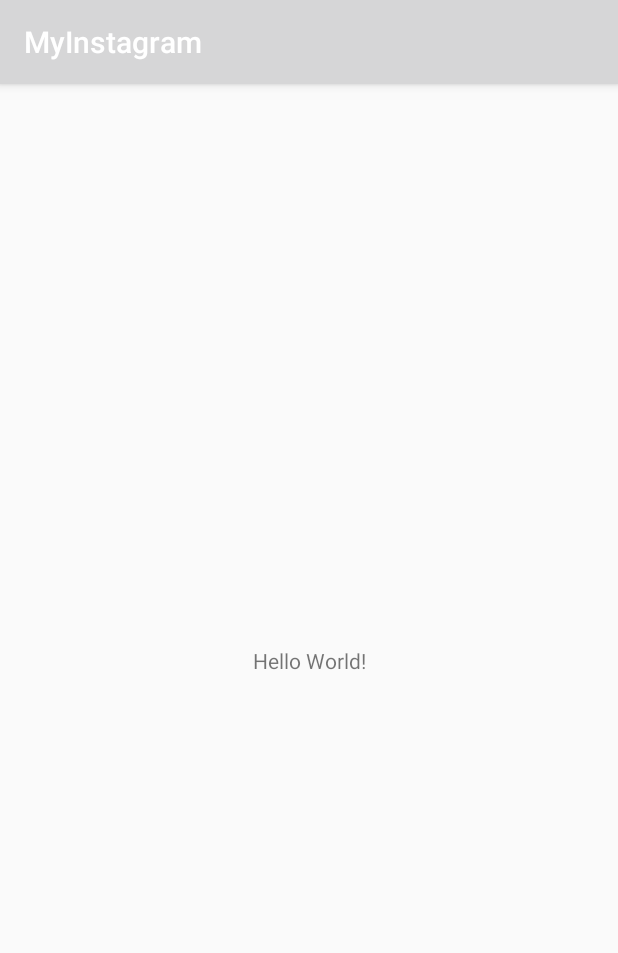
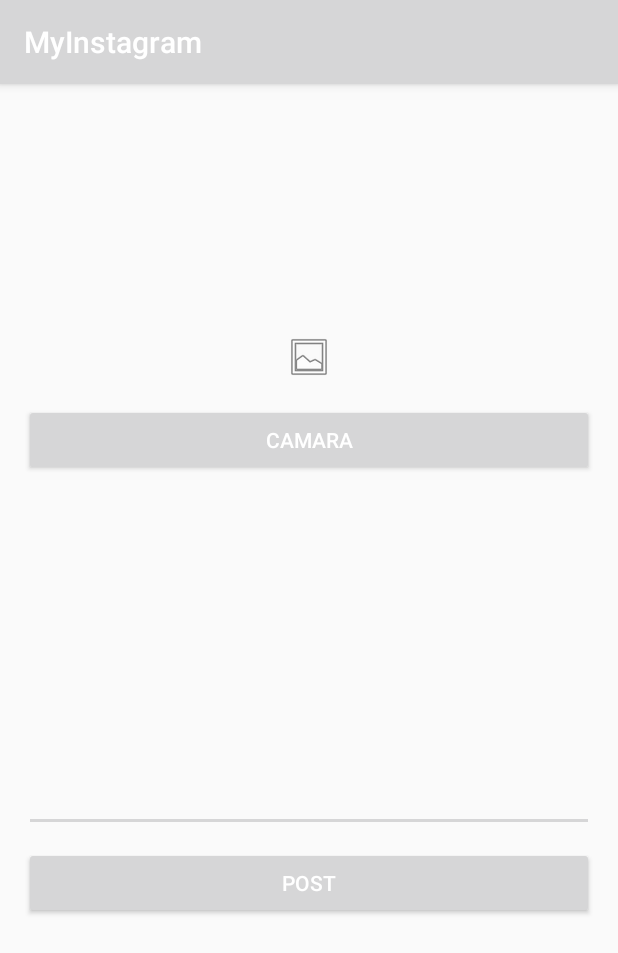
Before and after one commit to ZhouXing19/CodePath_Flixster, an Android app: the MainActivity screen opened directly, with no data from a screen before it, on a phone screen of 412 x 824 dp. Shown: the top 953 px of the screen. Run offline under Robolectric (Android 15) with nearby library versions, the phone set to English and light mode, and no system bars.

Commit message:
Create ParseApplication.java

```diff
--- a/MyInstagram/app/src/main/java/com/example/myinstagram/MainActivity.java
+++ b/MyInstagram/app/src/main/java/com/example/myinstagram/MainActivity.java
@@ -3,12 +3,27 @@ package com.example.myinstagram;
 import androidx.appcompat.app.AppCompatActivity;
 
 import android.os.Bundle;
+import android.widget.Button;
+import android.widget.EditText;
+import android.widget.ImageView;
 
 public class MainActivity extends AppCompatActivity {
+
+    public static final String TAG = "MainActivity";
+    private EditText etDescrip;
+    private Button btnCaptureImage;
+    private ImageView ivPostImage;
+    private Button btnSubmit;
+
 
     @Override
     protected void onCreate(Bundle savedInstanceState) {
         super.onCreate(savedInstanceState);
         setContentView(R.layout.activity_main);
+
+        etDescrip = findViewById(R.id.etDescrip);
+        btnCaptureImage = findViewById(R.id.btnCaptureImage);
+        ivPostImage = findViewById(R.id.ivPic);
+        btnSubmit = findViewById(R.id.btnSubmit);
     }
 }
--- a/MyInstagram/app/src/main/java/com/example/myinstagram/ParseApplication.java
+++ b/MyInstagram/app/src/main/java/com/example/myinstagram/ParseApplication.java
@@ -3,11 +3,15 @@ package com.example.myinstagram;
 import android.app.Application;
 
 import com.parse.Parse;
+import com.parse.ParseObject;
 
 public class ParseApplication extends Application {
     @Override
     public void onCreate() {
         super.onCreate();
+
+        //Register yout parse models
+        ParseObject.registerSubclass(Post.class);
 
         Parse.initialize(new Parse.Configuration.Builder(this)
                 .applicationId("rIGVkCa2kGikARND7hj2EsiNlBGf6ZXIWdjiaCm1")
--- /dev/null
+++ b/MyInstagram/app/src/main/java/com/example/myinstagram/Post.java
@@ -0,0 +1,38 @@
+package com.example.myinstagram;
+
+import com.parse.ParseClassName;
+import com.parse.ParseFile;
+import com.parse.ParseObject;
+import com.parse.ParseUser;
+
+@ParseClassName("Post")
+public class Post extends  ParseObject{
+    public static final String KEY_DESCRIPTION = "description";
+    public static final String KEY_IMAGE = "image";
+    public static final String KEY_USER = "user";
+
+    public String getDescription(){
+        return getString(KEY_DESCRIPTION);
+    }
+
+    public void setDescription(String description){
+        put(KEY_DESCRIPTION, description);
+    }
+
+    public ParseFile getImage(){
+        return getParseFile(KEY_IMAGE);
+    }
+
+    public void setImage(ParseFile parseFile){
+        put(KEY_IMAGE, parseFile);
+    }
+
+    public ParseUser getUser(){
+        return getParseUser(KEY_USER);
+    }
+
+    public void setUser(ParseUser user){
+        put(KEY_USER, user);
+    }
+
+}
--- a/MyInstagram/app/src/main/res/layout/activity_main.xml
+++ b/MyInstagram/app/src/main/res/layout/activity_main.xml
@@ -1,18 +1,52 @@
 <?xml version="1.0" encoding="utf-8"?>
-<androidx.constraintlayout.widget.ConstraintLayout xmlns:android="http://schemas.android.com/apk/res/android"
+<RelativeLayout xmlns:android="http://schemas.android.com/apk/res/android"
     xmlns:app="http://schemas.android.com/apk/res-auto"
     xmlns:tools="http://schemas.android.com/tools"
     android:layout_width="match_parent"
     android:layout_height="match_parent"
+    android:layout_margin="16dp"
     tools:context=".MainActivity">
 
-    <TextView
+
+
+    <ImageView
+        android:id="@+id/ivPic"
         android:layout_width="wrap_content"
         android:layout_height="wrap_content"
-        android:text="Hello World!"
-        app:layout_constraintBottom_toBottomOf="parent"
-        app:layout_constraintLeft_toLeftOf="parent"
-        app:layout_constraintRight_toRightOf="parent"
-        app:layout_constraintTop_toTopOf="parent" />
+        android:layout_centerHorizontal="true"
+        android:layout_alignParentTop="true"
+        android:layout_marginTop="150dp"
+        app:srcCompat="@android:drawable/ic_menu_gallery"
+        />
 
-</androidx.constraintlayout.widget.ConstraintLayout>
+    <Button
+        android:id="@+id/btnCaptureImage"
+        android:layout_width="match_parent"
+        android:layout_height="wrap_content"
+        android:text="Camara"
+        android:layout_below="@+id/ivPic"
+        android:layout_marginTop="15dp"
+        android:backgroundTint="@color/darkBlue"
+        android:textColor="@android:color/white"
+        />
+
+    <EditText
+        android:id="@+id/etDescrip"
+        android:layout_width="match_parent"
+        android:layout_height="wrap_content"
+        android:minLines="10"
+        android:layout_below="@id/btnCaptureImage"/>
+
+    <Button
+        android:id="@+id/btnSubmit"
+        android:layout_width="match_parent"
+        android:layout_height="wrap_content"
+        android:backgroundTint="@color/danganRed"
+        android:text="post"
+        android:textColor="@android:color/white"
+        android:layout_below="@id/etDescrip"
+        android:layout_marginTop="10dp"
+        />
+
+
+</RelativeLayout>
```
